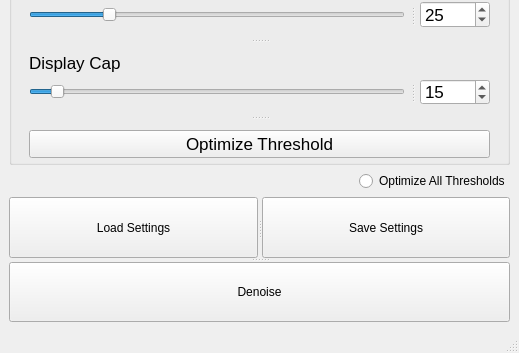
Old version of the form plugins/knn_denoising.plg/KnnDenoising.ui in the repository angelolab/AMP; both pictures show x 0 to 519 and y 495 to 848 of the 519 by 848 pixel window.
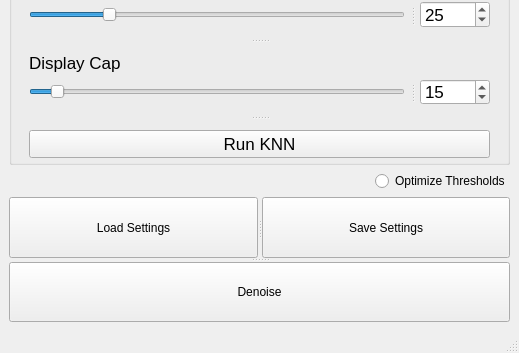
New version of the form.

Commit message: adds base denoising plugin

```diff
--- a/plugins/knn_denoising.plg/KnnDenoising.ui
+++ b/plugins/knn_denoising.plg/KnnDenoising.ui
@@ -280,7 +280,7 @@
        </widget>
        <widget class="QPushButton" name="optThreshButton">
         <property name="text">
-         <string>Optimize Threshold</string>
+         <string>Run KNN</string>
         </property>
        </widget>
       </widget>
@@ -292,7 +292,7 @@
        <enum>Qt::LeftToRight</enum>
       </property>
       <property name="text">
-       <string>Optimize All Thresholds</string>
+       <string>Optimize Thresholds</string>
       </property>
      </widget>
     </item>
```
The commit also changes 1 other file.
